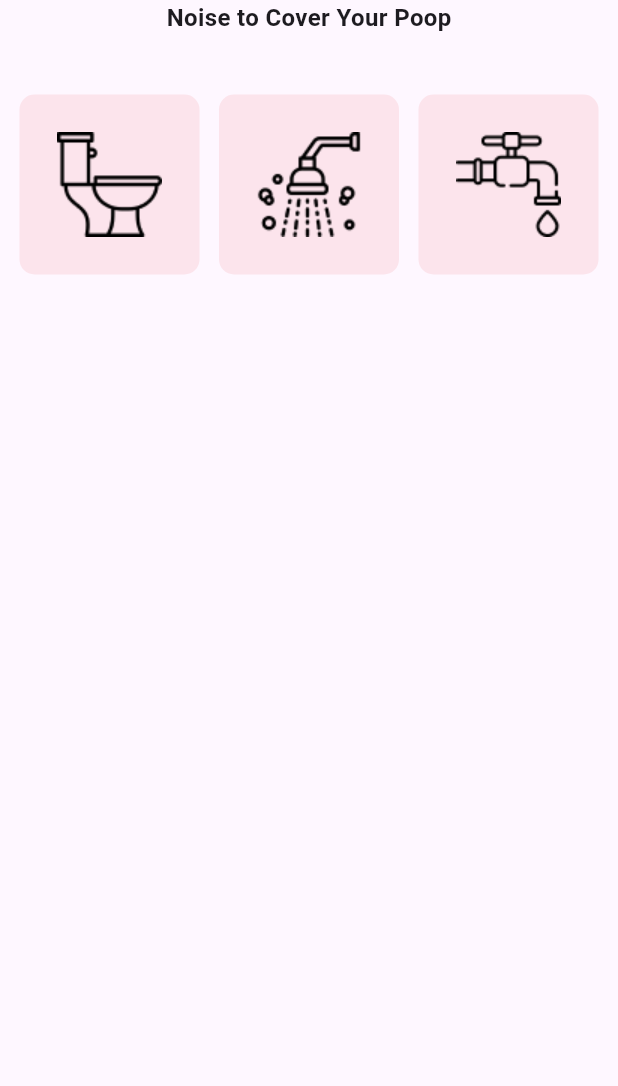
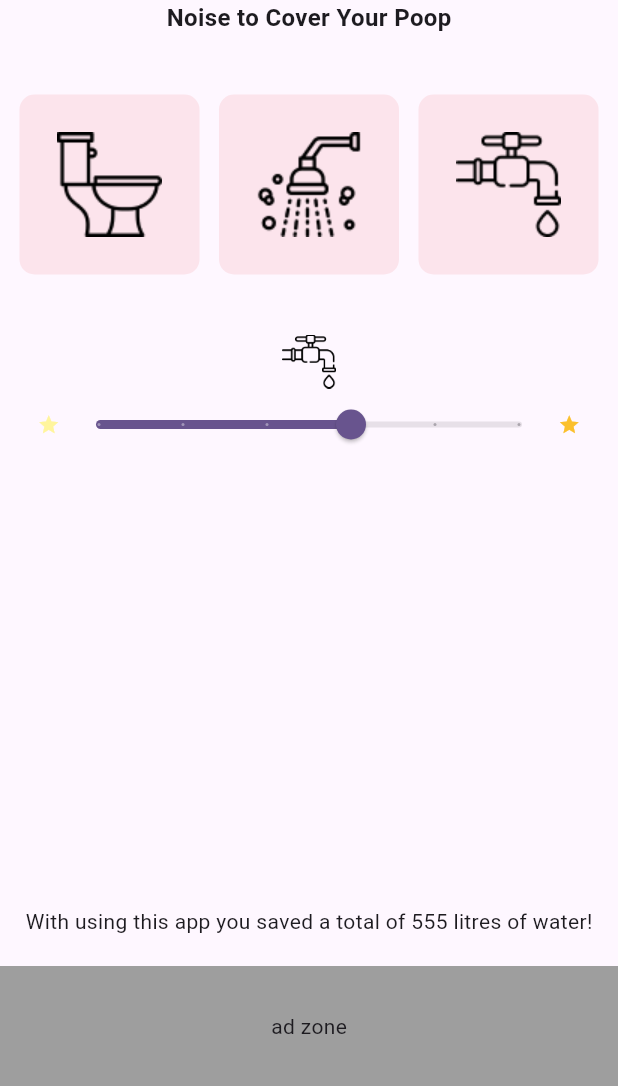
Before and after one commit to Abderrahmane07/Toilettes, a Flutter app: the screen it shows after launch, on a phone screen of 412 x 824 dp, the part 150-1236 px from its top. Run offline on Flutter 3.47's test engine with Material 2 defaults, Android fonts, the phone set to English and light mode, and no system bars.

Commit message:
better layout and basic slider

```diff
--- a/lib/views/screens/home_screen.dart
+++ b/lib/views/screens/home_screen.dart
@@ -1,6 +1,7 @@
 import 'package:flutter/material.dart';
 import 'package:toilettes/views/widgets/logo_widget.dart';
 import 'package:toilettes/views/widgets/noise_icon_widget.dart';
+import 'package:toilettes/views/widgets/slider_widget.dart';
 
 class HomeScreen extends StatefulWidget {
   const HomeScreen({super.key});
@@ -12,14 +13,14 @@ class HomeScreen extends StatefulWidget {
 class _HomeScreenState extends State<HomeScreen> {
   @override
   Widget build(BuildContext context) {
-    return const Scaffold(
+    return Scaffold(
       body: Center(
         child: Column(
           mainAxisAlignment: MainAxisAlignment.start,
           children: [
-            LogoWidget(dimensions: 100, fontSize: 16),
-            SizedBox(height: 40),
-            Row(
+            const LogoWidget(dimensions: 100, fontSize: 16),
+            const SizedBox(height: 40),
+            const Row(
               mainAxisAlignment: MainAxisAlignment.spaceEvenly,
               children: [
                 NoiseIconWidget(
@@ -35,7 +36,29 @@ class _HomeScreenState extends State<HomeScreen> {
                     iconLink: "assets/images/tap_black.png",
                     dimensions: 120),
               ],
-            )
+            ),
+            const SizedBox(height: 40),
+            const Column(
+              children: [
+                SliderWidget(
+                  iconDimensions: 36,
+                  iconLink: "assets/images/tap_black.png",
+                )
+              ],
+            ),
+            const Spacer(),
+            const Text(
+              'With using this app you saved a total of 555 litres of water!',
+            ),
+            const SizedBox(
+              height: 20,
+            ),
+            Container(
+              height: 80,
+              width: MediaQuery.of(context).size.width,
+              color: Colors.grey,
+              child: const Center(child: Text('ad zone')),
+            ),
           ],
         ),
       ),
--- /dev/null
+++ b/lib/views/widgets/slider_widget.dart
@@ -0,0 +1,43 @@
+import 'package:flutter/material.dart';
+
+class SliderWidget extends StatelessWidget {
+  final double iconDimensions;
+  final String iconLink;
+  const SliderWidget({
+    super.key,
+    required this.iconDimensions,
+    required this.iconLink,
+  });
+
+  @override
+  Widget build(BuildContext context) {
+    return Column(
+      children: [
+        Image.asset(
+          iconLink,
+          width: iconDimensions,
+          height: iconDimensions,
+        ),
+        Row(
+          mainAxisAlignment: MainAxisAlignment.center,
+          children: [
+            Icon(Icons.star, color: Colors.yellow[200], size: 15),
+            // Add a slider widget here
+            SizedBox(
+              width: MediaQuery.of(context).size.width - 80,
+              child: Slider(
+                value: 3,
+                min: 0,
+                max: 5,
+                divisions: 5,
+                label: '3',
+                onChanged: (double value) {},
+              ),
+            ),
+            Icon(Icons.star, color: Colors.yellow[700], size: 15),
+          ],
+        )
+      ],
+    );
+  }
+}
```
